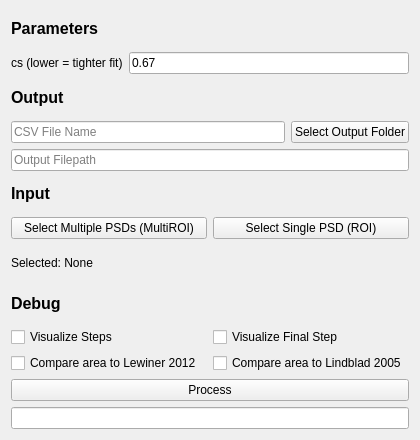
Above: mainformpancake3d.ui from AlexanderJCS/3D-Pancake before the change. Below: the same form after it.
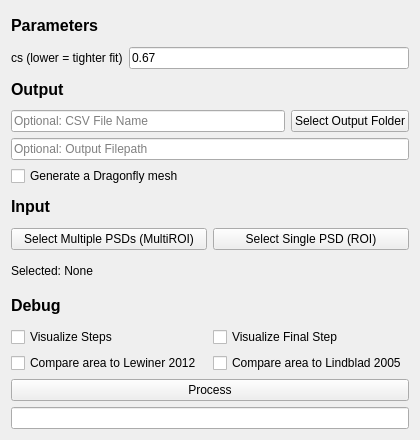
That is the form after the change. Custom widgets are drawn as their Qt base class.

Commit message: ui improvements + checkbox for output mesh

The edit to the form file:
```diff
--- a/mainformpancake3d.ui
+++ b/mainformpancake3d.ui
@@ -75,7 +75,7 @@
      <item>
       <widget class="QLineEdit" name="line_edit_file">
        <property name="placeholderText">
-        <string>CSV File Name</string>
+        <string>Optional: CSV File Name</string>
        </property>
       </widget>
      </item>
@@ -94,7 +94,14 @@
    <item>
     <widget class="QLineEdit" name="line_edit_filepath">
      <property name="placeholderText">
-      <string>Output Filepath</string>
+      <string>Optional: Output Filepath</string>
+     </property>
+    </widget>
+   </item>
+   <item>
+    <widget class="QCheckBox" name="chk_gen_dragonfly_mesh">
+     <property name="text">
+      <string>Generate a Dragonfly mesh</string>
      </property>
     </widget>
    </item>
```
The commit also changes 3 other files.
